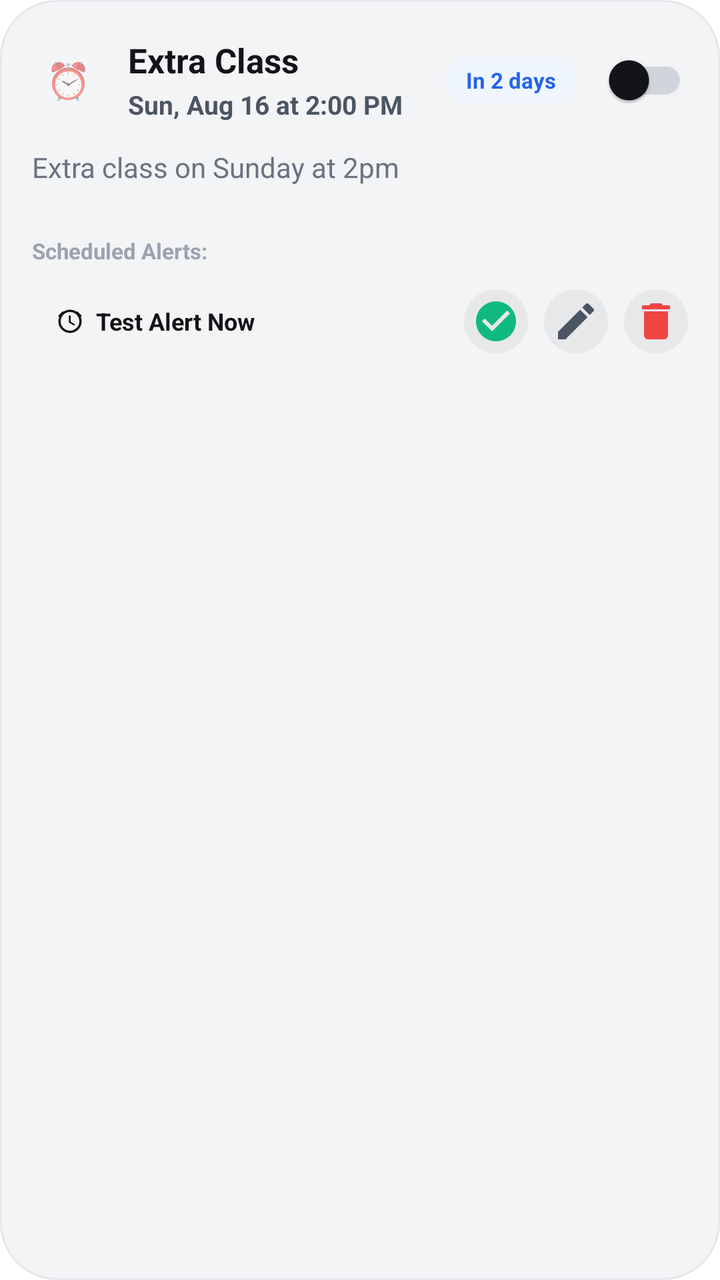
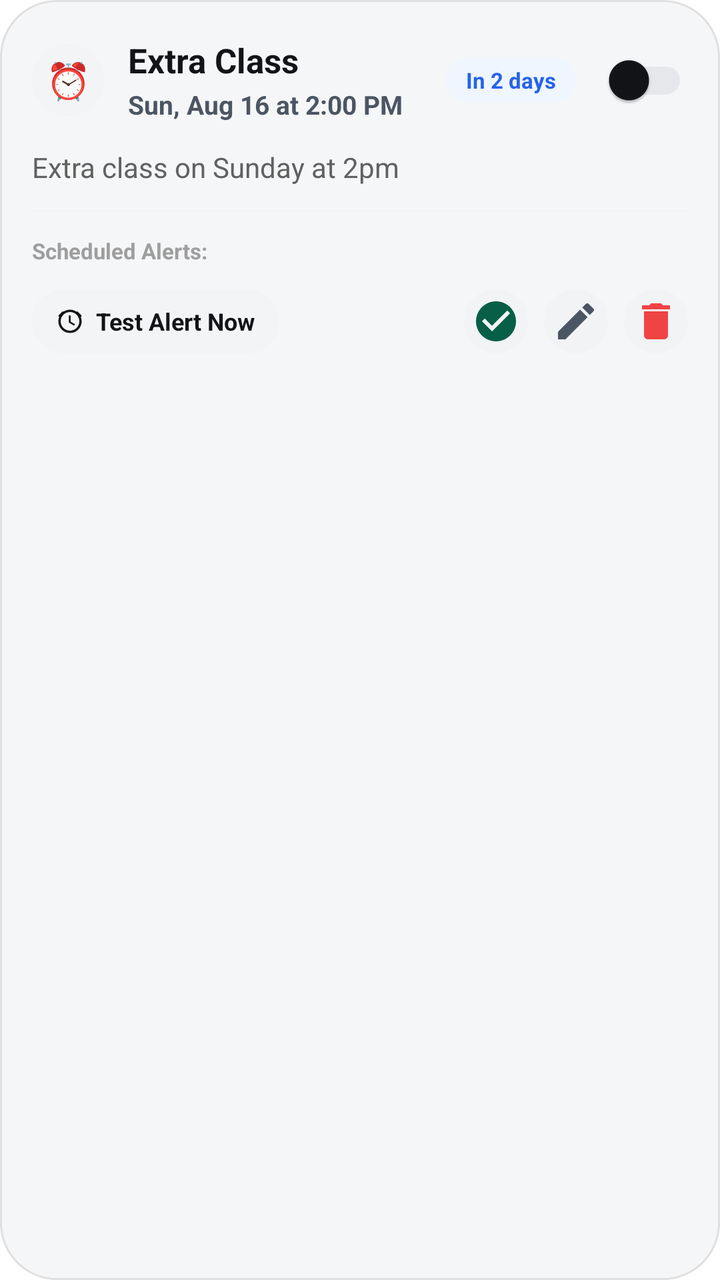

The first picture is an Android layout as it rendered before a commit; the second is the same layout after the commit. The layout source and the unified diff follow.
<!-- AndroidManifest.xml: application theme Theme.AppTempeLate -->
<!-- res/layout/item_reminder_card.xml -->
<?xml version="1.0" encoding="utf-8"?>
<LinearLayout xmlns:android="http://schemas.android.com/apk/res/android"
    xmlns:app="http://schemas.android.com/apk/res-auto"
    android:layout_width="match_parent"
    android:layout_height="wrap_content"
    android:layout_marginBottom="12dp"
    android:background="@drawable/bg_gemini_chat_box"
    android:orientation="vertical"
    android:padding="16dp">

    
    <LinearLayout
        android:layout_width="match_parent"
        android:layout_height="wrap_content"
        android:gravity="center_vertical"
        android:orientation="horizontal">

        <TextView
            android:id="@+id/tvCategoryIcon"
            android:layout_width="36dp"
            android:layout_height="36dp"
            android:background="@drawable/bg_circle_icon_button"
            android:backgroundTint="#F3F4F6"
            android:gravity="center"
            android:text="⏰"
            android:textSize="18sp" />

        <LinearLayout
            android:layout_width="0dp"
            android:layout_height="wrap_content"
            android:layout_marginStart="12dp"
            android:layout_weight="1"
            android:orientation="vertical">

            <TextView
                android:id="@+id/tvReminderTitle"
                android:layout_width="wrap_content"
                android:layout_height="wrap_content"
                android:text="Extra Class"
                android:textColor="#121417"
                android:textSize="17sp"
                android:textStyle="bold" />

            <TextView
                android:id="@+id/tvReminderTime"
                android:layout_width="wrap_content"
                android:layout_height="wrap_content"
                android:layout_marginTop="2dp"
                android:text="Sun, Aug 16 at 2:00 PM"
                android:textColor="#4B5563"
                android:textSize="13sp"
                android:textStyle="bold" />

        </LinearLayout>

        
        <TextView
            android:id="@+id/tvTimeStatus"
            android:layout_width="wrap_content"
            android:layout_height="wrap_content"
            android:layout_marginEnd="8dp"
            android:background="@drawable/bg_tag_rounded"
            android:backgroundTint="#EFF6FF"
            android:paddingHorizontal="10dp"
            android:paddingVertical="4dp"
            android:text="In 2 days"
            android:textColor="#2563EB"
            android:textSize="11sp"
            android:textStyle="bold" />

        
        <androidx.appcompat.widget.SwitchCompat
            android:id="@+id/switchActive"
            android:layout_width="wrap_content"
            android:layout_height="wrap_content"
            app:thumbTint="#121417"
            app:trackTint="#D1D5DB" />

    </LinearLayout>

    
    <TextView
        android:id="@+id/tvReminderDescription"
        android:layout_width="match_parent"
        android:layout_height="wrap_content"
        android:layout_marginTop="10dp"
        android:text="Extra class on Sunday at 2pm"
        android:textColor="#6B7280"
        android:textSize="14sp"
        android:visibility="visible" />

    
    <View
        android:layout_width="match_parent"
        android:layout_height="1dp"
        android:layout_marginVertical="12dp"
        android:background="#F3F4F6" />

    
    <LinearLayout
        android:layout_width="match_parent"
        android:layout_height="wrap_content"
        android:gravity="center_vertical"
        android:orientation="horizontal">

        <TextView
            android:layout_width="wrap_content"
            android:layout_height="wrap_content"
            android:text="Scheduled Alerts:"
            android:textColor="#9CA3AF"
            android:textSize="11sp"
            android:textStyle="bold" />

        <HorizontalScrollView
            android:layout_width="0dp"
            android:layout_height="wrap_content"
            android:layout_marginStart="8dp"
            android:layout_weight="1"
            android:scrollbars="none">

            <LinearLayout
                android:id="@+id/llTriggersContainer"
                android:layout_width="wrap_content"
                android:layout_height="wrap_content"
                android:orientation="horizontal">

                

            </LinearLayout>

        </HorizontalScrollView>

    </LinearLayout>

    
    <LinearLayout
        android:layout_width="match_parent"
        android:layout_height="wrap_content"
        android:layout_marginTop="12dp"
        android:gravity="center_vertical"
        android:orientation="horizontal">

        
        <LinearLayout
            android:id="@+id/btnTestAlarm"
            android:layout_width="wrap_content"
            android:layout_height="32dp"
            android:background="@drawable/bg_button_cancel_pill"
            android:backgroundTint="#F3F4F6"
            android:clickable="true"
            android:focusable="true"
            android:gravity="center"
            android:paddingHorizontal="12dp">

            <ImageView
                android:layout_width="14dp"
                android:layout_height="14dp"
                android:src="@drawable/ic_alarm"
                app:tint="#121417"
                android:contentDescription="Test Alarm" />

            <TextView
                android:layout_width="wrap_content"
                android:layout_height="wrap_content"
                android:layout_marginStart="6dp"
                android:text="Test Alert Now"
                android:textColor="#121417"
                android:textSize="12sp"
                android:textStyle="bold" />

        </LinearLayout>

        <View
            android:layout_width="0dp"
            android:layout_height="1dp"
            android:layout_weight="1" />

        
        <ImageButton
            android:id="@+id/btnCompleteReminder"
            android:layout_width="32dp"
            android:layout_height="32dp"
            android:background="@drawable/bg_circle_icon_button"
            android:contentDescription="Mark Completed"
            android:padding="6dp"
            android:src="@drawable/ic_check_circle"
            app:tint="#10B981" />

        
        <ImageButton
            android:id="@+id/btnEditReminder"
            android:layout_width="32dp"
            android:layout_height="32dp"
            android:layout_marginStart="8dp"
            android:background="@drawable/bg_circle_icon_button"
            android:contentDescription="Edit Reminder"
            android:padding="6dp"
            android:src="@drawable/ic_edit"
            app:tint="#4B5563" />

        
        <ImageButton
            android:id="@+id/btnDeleteReminder"
            android:layout_width="32dp"
            android:layout_height="32dp"
            android:layout_marginStart="8dp"
            android:background="@drawable/bg_circle_icon_button"
            android:contentDescription="Delete Reminder"
            android:padding="6dp"
            android:src="@drawable/ic_trash"
            app:tint="#EF4444" />

    </LinearLayout>

</LinearLayout>
<!-- resources referenced by this layout -->
<resources>
  <!-- drawable bg_button_cancel_pill (drawable) -->
  <?xml version="1.0" encoding="utf-8"?>
  <ripple xmlns:android="http://schemas.android.com/apk/res/android"
      android:color="#E5E7EB">
      <item>
          <shape android:shape="rectangle">
              <solid android:color="#F3F4F6" />
              <corners android:radius="24dp" />
              <stroke
                  android:width="1dp"
                  android:color="#E5E7EB" />
          </shape>
      </item>
  </ripple>
  <!-- drawable bg_circle_icon_button (drawable) -->
  <?xml version="1.0" encoding="utf-8"?>
  <ripple xmlns:android="http://schemas.android.com/apk/res/android"
      android:color="#1F000000">
      <item>
          <shape android:shape="oval">
              <solid android:color="#0D000000" />
          </shape>
      </item>
  </ripple>
  <!-- drawable bg_gemini_chat_box (drawable) -->
  <?xml version="1.0" encoding="utf-8"?>
  <shape xmlns:android="http://schemas.android.com/apk/res/android"
      android:shape="rectangle">
      <solid android:color="#F3F4F6" />
      <corners android:radius="28dp" />
      <stroke
          android:width="1dp"
          android:color="#E5E7EB" />
  </shape>
  <!-- drawable bg_tag_rounded (drawable) -->
  <?xml version="1.0" encoding="utf-8"?>
  <shape xmlns:android="http://schemas.android.com/apk/res/android"
      android:shape="rectangle">
      <solid android:color="#F3F4F6" />
      <corners android:radius="12dp" />
      <stroke
          android:width="1dp"
          android:color="#E5E7EB" />
  </shape>
  <!-- drawable ic_trash (drawable) -->
  <vector xmlns:android="http://schemas.android.com/apk/res/android"
      android:width="24dp"
      android:height="24dp"
      android:viewportWidth="24"
      android:viewportHeight="24">
    <path
        android:fillColor="#121417"
        android:pathData="M6,19c0,1.1 0.9,2 2,2h8c1.1,0 2,-0.9 2,-2V7H6v12zM19,4h-3.5l-1,-1h-5l-1,1H5v2h14V4z"/>
  </vector>
  <style name="Theme.AppTempeLate" parent="Theme.MaterialComponents.DayNight.NoActionBar">
          
          <item name="windowActionBar">false</item>
          <item name="windowNoTitle">true</item>
          <item name="android:windowActionBar">false</item>
          <item name="android:windowNoTitle">true</item>
  
          
          <item name="android:windowBackground">@color/white</item>
          <item name="android:statusBarColor">@color/white</item>
          <item name="android:windowLightStatusBar">true</item>
          <item name="android:navigationBarColor">@color/white</item>
      </style>
  <color name="white">#FFFFFF</color>
  <!-- unchanged entries left out for length: 3 -->
</resources>

<!-- the commit's change to res/layout/item_reminder_card.xml (unified diff, before → after) -->
@@ -20,7 +20,7 @@
             android:layout_width="36dp"
             android:layout_height="36dp"
             android:background="@drawable/bg_circle_icon_button"
-            android:backgroundTint="#F3F4F6"
+            android:backgroundTint="@color/app_card_background"
             android:gravity="center"
             android:text="⏰"
             android:textSize="18sp" />
@@ -37,7 +37,7 @@
                 android:layout_width="wrap_content"
                 android:layout_height="wrap_content"
                 android:text="Extra Class"
-                android:textColor="#121417"
+                android:textColor="@color/text_primary"
                 android:textSize="17sp"
                 android:textStyle="bold" />
 
@@ -47,7 +47,7 @@
                 android:layout_height="wrap_content"
                 android:layout_marginTop="2dp"
                 android:text="Sun, Aug 16 at 2:00 PM"
-                android:textColor="#4B5563"
+                android:textColor="@color/text_tertiary"
                 android:textSize="13sp"
                 android:textStyle="bold" />
 
@@ -60,11 +60,11 @@
             android:layout_height="wrap_content"
             android:layout_marginEnd="8dp"
             android:background="@drawable/bg_tag_rounded"
-            android:backgroundTint="#EFF6FF"
+            android:backgroundTint="@color/reminder_upcoming_background"
             android:paddingHorizontal="10dp"
             android:paddingVertical="4dp"
             android:text="In 2 days"
-            android:textColor="#2563EB"
+            android:textColor="@color/reminder_upcoming_text"
             android:textSize="11sp"
             android:textStyle="bold" />
 
@@ -73,8 +73,8 @@
             android:id="@+id/switchActive"
             android:layout_width="wrap_content"
             android:layout_height="wrap_content"
-            app:thumbTint="#121417"
-            app:trackTint="#D1D5DB" />
+            app:thumbTint="@color/text_primary"
+            app:trackTint="@color/app_card_border" />
 
     </LinearLayout>
 
@@ -85,7 +85,7 @@
         android:layout_height="wrap_content"
         android:layout_marginTop="10dp"
         android:text="Extra class on Sunday at 2pm"
-        android:textColor="#6B7280"
+        android:textColor="@color/text_secondary"
         android:textSize="14sp"
         android:visibility="visible" />
 
@@ -94,7 +94,7 @@
         android:layout_width="match_parent"
         android:layout_height="1dp"
         android:layout_marginVertical="12dp"
-        android:background="#F3F4F6" />
+        android:background="@color/app_card_background" />
 
     
     <LinearLayout
@@ -107,7 +107,7 @@
             android:layout_width="wrap_content"
             android:layout_height="wrap_content"
             android:text="Scheduled Alerts:"
-            android:textColor="#9CA3AF"
+            android:textColor="@color/text_hint"
             android:textSize="11sp"
             android:textStyle="bold" />
 
@@ -146,7 +146,7 @@
             android:layout_width="wrap_content"
             android:layout_height="32dp"
             android:background="@drawable/bg_button_cancel_pill"
-            android:backgroundTint="#F3F4F6"
+            android:backgroundTint="@color/app_card_background"
             android:clickable="true"
             android:focusable="true"
             android:gravity="center"
@@ -156,7 +156,7 @@
                 android:layout_width="14dp"
                 android:layout_height="14dp"
                 android:src="@drawable/ic_alarm"
-                app:tint="#121417"
+                app:tint="@color/text_primary"
                 android:contentDescription="Test Alarm" />
 
             <TextView
@@ -164,7 +164,7 @@
                 android:layout_height="wrap_content"
                 android:layout_marginStart="6dp"
                 android:text="Test Alert Now"
-                android:textColor="#121417"
+                android:textColor="@color/text_primary"
                 android:textSize="12sp"
                 android:textStyle="bold" />
 
@@ -184,7 +184,7 @@
             android:contentDescription="Mark Completed"
             android:padding="6dp"
             android:src="@drawable/ic_check_circle"
-            app:tint="#10B981" />
+            app:tint="@color/reminder_completed_text" />
 
         
         <ImageButton
@@ -196,7 +196,7 @@
             android:contentDescription="Edit Reminder"
             android:padding="6dp"
             android:src="@drawable/ic_edit"
-            app:tint="#4B5563" />
+            app:tint="@color/text_tertiary" />
 
         
         <ImageButton
<!-- resource entries referenced after the edit -->
@@ -1,16 +1,25 @@
 <!-- resources referenced by this layout -->
 <resources>
+  <color name="app_card_background">#F3F4F6</color>
+  <color name="app_card_border">#E5E7EB</color>
+  <color name="reminder_completed_text">#065F46</color>
+  <color name="reminder_upcoming_background">#EFF6FF</color>
+  <color name="reminder_upcoming_text">#2563EB</color>
+  <color name="text_hint">#9E9E9E</color>
+  <color name="text_primary">#121417</color>
+  <color name="text_secondary">#616161</color>
+  <color name="text_tertiary">#4B5563</color>
   <!-- drawable bg_button_cancel_pill (drawable) -->
   <?xml version="1.0" encoding="utf-8"?>
   <ripple xmlns:android="http://schemas.android.com/apk/res/android"
-      android:color="#E5E7EB">
+      android:color="#1F000000">
       <item>
           <shape android:shape="rectangle">
-              <solid android:color="#F3F4F6" />
+              <solid android:color="@color/app_card_background" />
               <corners android:radius="24dp" />
               <stroke
                   android:width="1dp"
-                  android:color="#E5E7EB" />
+                  android:color="@color/app_card_border" />
           </shape>
       </item>
   </ripple>
@@ -20,7 +29,7 @@
       android:color="#1F000000">
       <item>
           <shape android:shape="oval">
-              <solid android:color="#0D000000" />
+              <solid android:color="@color/app_icon_button_background" />
           </shape>
       </item>
   </ripple>
@@ -28,21 +37,21 @@
   <?xml version="1.0" encoding="utf-8"?>
   <shape xmlns:android="http://schemas.android.com/apk/res/android"
       android:shape="rectangle">
-      <solid android:color="#F3F4F6" />
+      <solid android:color="@color/chat_box_bg" />
       <corners android:radius="28dp" />
       <stroke
           android:width="1dp"
-          android:color="#E5E7EB" />
+          android:color="@color/chat_box_border" />
   </shape>
   <!-- drawable bg_tag_rounded (drawable) -->
   <?xml version="1.0" encoding="utf-8"?>
   <shape xmlns:android="http://schemas.android.com/apk/res/android"
       android:shape="rectangle">
-      <solid android:color="#F3F4F6" />
+      <solid android:color="@color/app_icon_button_background" />
       <corners android:radius="12dp" />
       <stroke
           android:width="1dp"
-          android:color="#E5E7EB" />
+          android:color="@color/app_card_border" />
   </shape>
   <!-- drawable ic_trash (drawable) -->
   <vector xmlns:android="http://schemas.android.com/apk/res/android"
@@ -54,20 +63,26 @@
         android:fillColor="#121417"
         android:pathData="M6,19c0,1.1 0.9,2 2,2h8c1.1,0 2,-0.9 2,-2V7H6v12zM19,4h-3.5l-1,-1h-5l-1,1H5v2h14V4z"/>
   </vector>
-  <style name="Theme.AppTempeLate" parent="Theme.MaterialComponents.DayNight.NoActionBar">
+  <style name="Theme.AppTempeLate" parent="Theme.Material3.DayNight.NoActionBar">
           
           <item name="windowActionBar">false</item>
           <item name="windowNoTitle">true</item>
           <item name="android:windowActionBar">false</item>
           <item name="android:windowNoTitle">true</item>
   
-          
-          <item name="android:windowBackground">@color/white</item>
-          <item name="android:statusBarColor">@color/white</item>
+          <item name="android:windowBackground">@color/app_window_background</item>
+          <item name="android:statusBarColor">@color/app_window_background</item>
+          <item name="android:navigationBarColor">@color/app_window_background</item>
           <item name="android:windowLightStatusBar">true</item>
-          <item name="android:navigationBarColor">@color/white</item>
+          <item name="colorSurface">@color/app_surface_background</item>
+          <item name="colorOnSurface">@color/text_primary</item>
+          <item name="colorBackgroundFloating">@color/app_surface_background</item>
       </style>
-  <color name="white">#FFFFFF</color>
+  <color name="app_icon_button_background">#F1F3F5</color>
+  <color name="chat_box_bg">#F5F6F8</color>
+  <color name="chat_box_border">#E0E0E0</color>
+  <color name="app_window_background">#FFFFFF</color>
+  <color name="app_surface_background">#F7F8FA</color>
   <!-- unchanged entries left out for length: 3 -->
 </resources>
 
